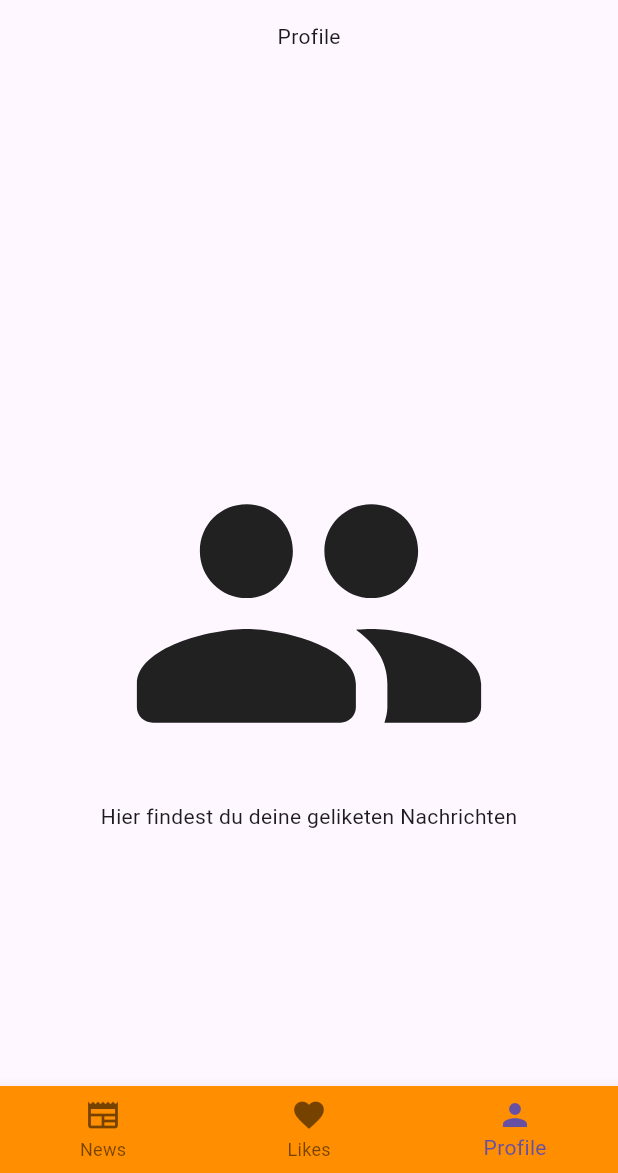
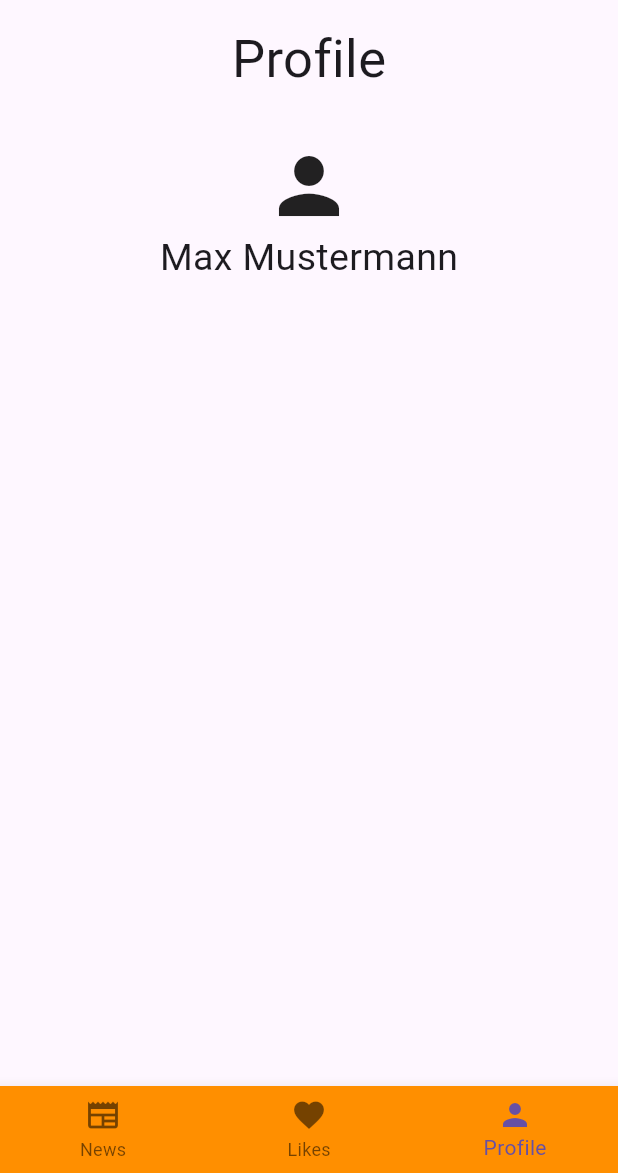
Before and after one commit to AndreasSrHefmanKuhl/4.4.2_TS_NaviCustom, a Flutter app: the screen it shows after launch, item 3 of the bottom bar chosen, on a phone screen of 412 x 824 dp, the part 63-1236 px from its top. Run offline on Flutter 3.47's test engine with Material 3 defaults, Android fonts, the phone set to English and light mode, and no system bars.

Commit message:
edited screes

```diff
--- a/lib/main.dart
+++ b/lib/main.dart
@@ -68,10 +68,13 @@ class NewsWidget extends StatelessWidget {
       child: Column(
         mainAxisAlignment: MainAxisAlignment.center,
         children: [
-          Text('News'),
+          Text(
+            'News',
+            style: TextStyle(fontSize: 30),
+          ),
           Icon(
             Icons.newspaper,
-            size: 100,
+            size: 60,
           )
         ],
       ),
@@ -91,9 +94,16 @@ class LikeWidget extends StatelessWidget {
           mainAxisAlignment: MainAxisAlignment.start,
           crossAxisAlignment: CrossAxisAlignment.center,
           children: [
-            Text('Likes'),
-            SizedBox(height: 250),
-            Text("Hier findest du deine geliketen Nachrichten"),
+            Text(
+              'Likes',
+              style: TextStyle(fontSize: 35),
+            ),
+            SizedBox(height: 50),
+            Text(
+              textAlign: TextAlign.center,
+              "Hier findest du deine gelikten Nachrichten.",
+              style: (TextStyle(fontSize: 20)),
+            ),
           ]),
     );
   }
@@ -111,13 +121,16 @@ class ProfileWidget extends StatelessWidget {
           mainAxisAlignment: MainAxisAlignment.start,
           crossAxisAlignment: CrossAxisAlignment.center,
           children: [
-            Text('Profile'),
-            SizedBox(height: 250),
+            Text(
+              'Profile',
+              style: TextStyle(fontSize: 35),
+            ),
+            SizedBox(height: 30),
             Icon(
-              Icons.people_rounded,
-              size: 250,
+              Icons.person,
+              size: 60,
             ),
-            Text("Hier findest du deine geliketen Nachrichten"),
+            Text("Max Mustermann", style: TextStyle(fontSize: 25)),
           ]),
     );
   }
```
